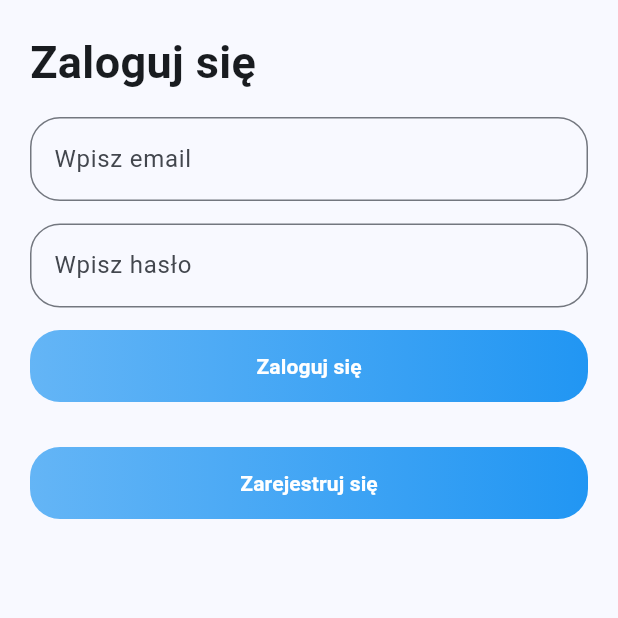
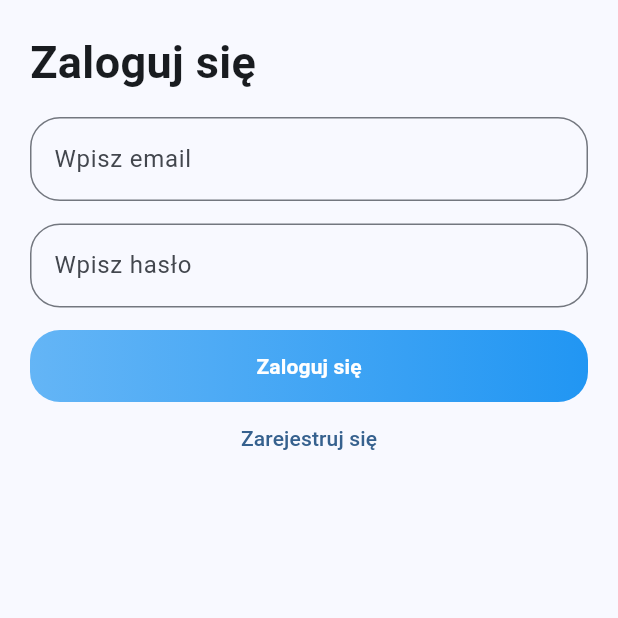
Before and after one commit to WiktorProgramista/lottery_app, a Flutter app: the screen it shows after launch, on a phone screen of 412 x 824 dp, the top half of it. Run offline on Flutter 3.47's test engine with Material 3 defaults, Android fonts, the phone set to English and light mode, and no system bars; our stand-ins replace firebase_auth, firebase_core, firebase_database, flutter_svg, shared_preferences; accounts and stored records are empty.

Commit message:
przycisk rejestracji

```diff
--- a/lib/screens/login_screen.dart
+++ b/lib/screens/login_screen.dart
@@ -58,13 +58,14 @@ class _LoginScreenState extends State<LoginScreen> {
                 }
               }
             }),
-            const SizedBox(height: 30.0),
-            _customButton('Zarejestruj się', () {
-              Navigator.push(
-                  context,
-                  MaterialPageRoute(
-                      builder: (context) => const RegisterScreen()));
-            })
+            TextButton(
+                child: const Text('Zarejestruj się'),
+                onPressed: () {
+                  Navigator.push(
+                      context,
+                      MaterialPageRoute(
+                          builder: (context) => const RegisterScreen()));
+                })
           ],
         ),
       ),
```
